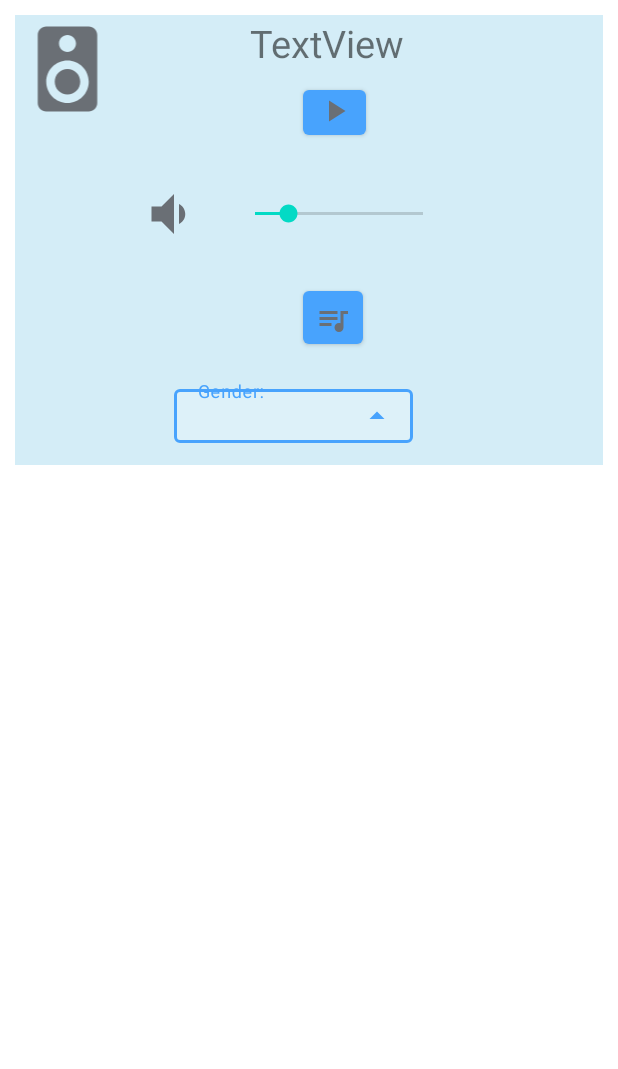
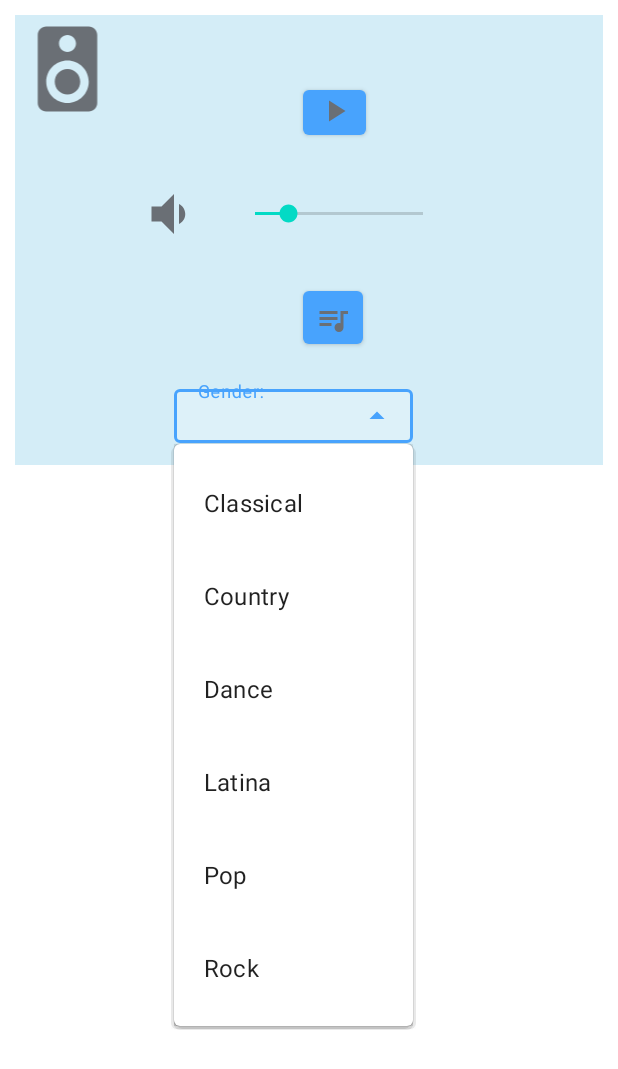
Before and after one commit to lucasfleischer07/TPE3-HCI-AppMobile, an Android app: the fragment SpeakerFragment shown on its own in the app's theme, after a tap on an icon or button, on a phone screen of 412 x 824 dp. Shown: the top 1069 px of the screen. Run offline under Robolectric (Android 15) with nearby library versions, the phone set to English and light mode, and no system bars.

Commit message:
Arreglo de SpeakerFragment

```diff
--- a/app/src/main/java/com/example/smartclick_app/ui/devices/fragments/SpeakerFragment.java
+++ b/app/src/main/java/com/example/smartclick_app/ui/devices/fragments/SpeakerFragment.java
@@ -118,6 +118,6 @@ public class SpeakerFragment extends Fragment {
         });
 
 
-        return inflater.inflate(R.layout.fragment_speaker, container, false);
+        return speakerFragmentLayout;
     }
 }
--- a/app/src/main/res/layout/fragment_speaker.xml
+++ b/app/src/main/res/layout/fragment_speaker.xml
@@ -42,7 +42,6 @@ tools:context=".ui.devices.fragments.SpeakerFragment">
         android:layout_width="288dp"
         android:layout_height="36dp"
         android:layout_marginEnd="40dp"
-        android:text="TextView"
         android:textAlignment="center"
         android:textSize="25sp"
         app:layout_constraintBottom_toBottomOf="parent"
```
